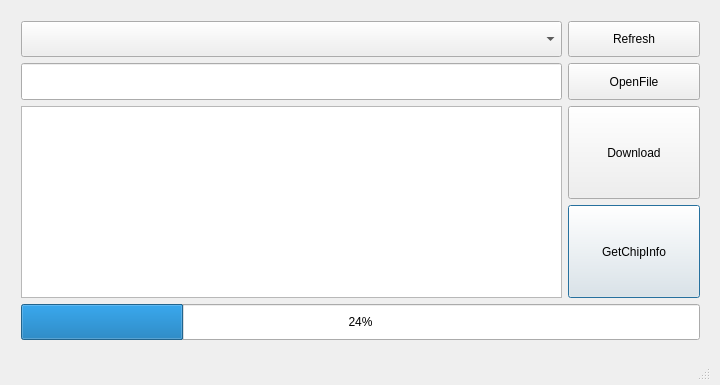
Qt form ComAssistant/stm32isp_dialog.ui (petertheprocess/ComAssistant) before a commit.
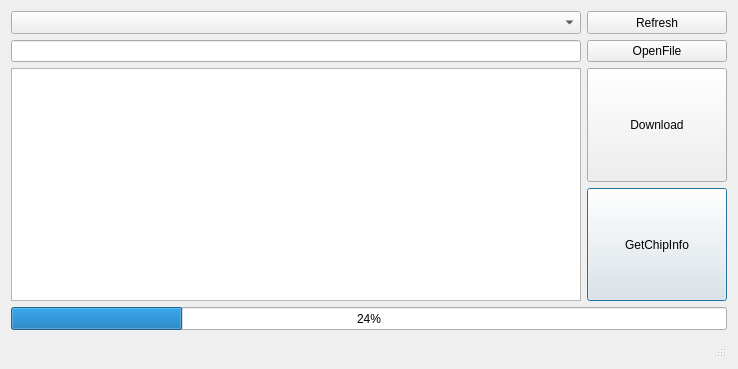
The same form after that commit.

The edit to the form file:
```diff
--- a/ComAssistant/stm32isp_dialog.ui
+++ b/ComAssistant/stm32isp_dialog.ui
@@ -6,27 +6,20 @@
    <rect>
     <x>0</x>
     <y>0</y>
-    <width>720</width>
-    <height>385</height>
+    <width>738</width>
+    <height>369</height>
    </rect>
   </property>
   <property name="windowTitle">
    <string>ISPTool</string>
   </property>
-  <widget class="QWidget" name="centralWidget">
-   <property name="geometry">
-    <rect>
-     <x>10</x>
-     <y>10</y>
-     <width>701</width>
-     <height>341</height>
-    </rect>
-   </property>
-   <layout class="QGridLayout" name="gridLayout" rowstretch="0,0,0,0,0,0,0,0,0,0,0,0,0,0,0,0" columnstretch="2,1,1,1">
+  <layout class="QVBoxLayout" name="verticalLayout">
+   <item>
+    <layout class="QGridLayout" name="gridLayout" rowstretch="1,1,0,0,0,0,0,5,5,0,0,0,0,0,0,1" columnstretch="2,1,1,1" columnminimumwidth="0,0,0,0">
     <item row="0" column="0" colspan="3">
      <widget class="QComboBox" name="com">
       <property name="sizePolicy">
-       <sizepolicy hsizetype="Expanding" vsizetype="Expanding">
+        <sizepolicy hsizetype="Expanding" vsizetype="Preferred">
         <horstretch>0</horstretch>
         <verstretch>0</verstretch>
        </sizepolicy>
@@ -115,27 +108,18 @@
      <widget class="QTextEdit" name="browser"/>
     </item>
    </layout>
-  </widget>
-  <widget class="QToolBar" name="mainToolBar">
-   <property name="geometry">
-    <rect>
-     <x>0</x>
-     <y>0</y>
-     <width>4</width>
-     <height>14</height>
-    </rect>
-   </property>
-  </widget>
+   </item>
+   <item>
   <widget class="QStatusBar" name="statusBar">
-   <property name="geometry">
-    <rect>
-     <x>10</x>
-     <y>350</y>
-     <width>701</width>
-     <height>31</height>
-    </rect>
-   </property>
-  </widget>
+     <property name="sizePolicy">
+      <sizepolicy hsizetype="Preferred" vsizetype="Minimum">
+       <horstretch>0</horstretch>
+       <verstretch>0</verstretch>
+      </sizepolicy>
+     </property>
+    </widget>
+   </item>
+  </layout>
  </widget>
  <layoutdefault spacing="6" margin="11"/>
  <resources/>
```
Lines whose indentation alone changed are shown as unchanged.
